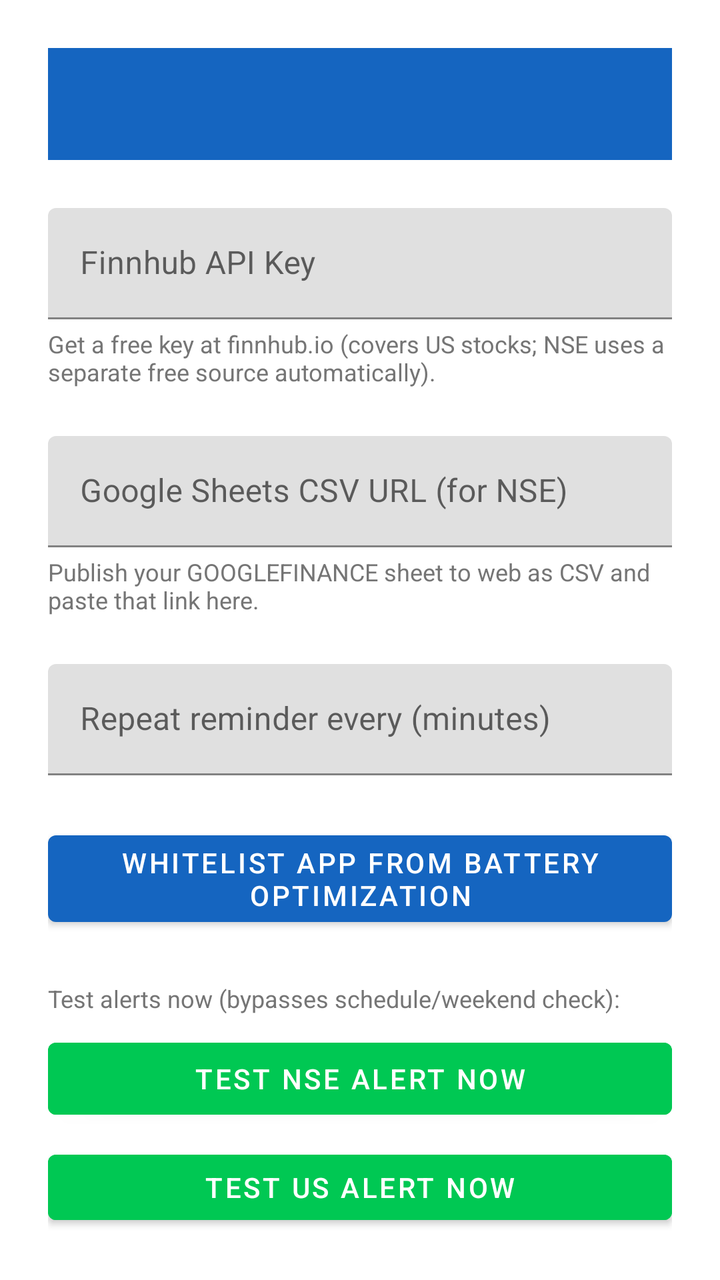
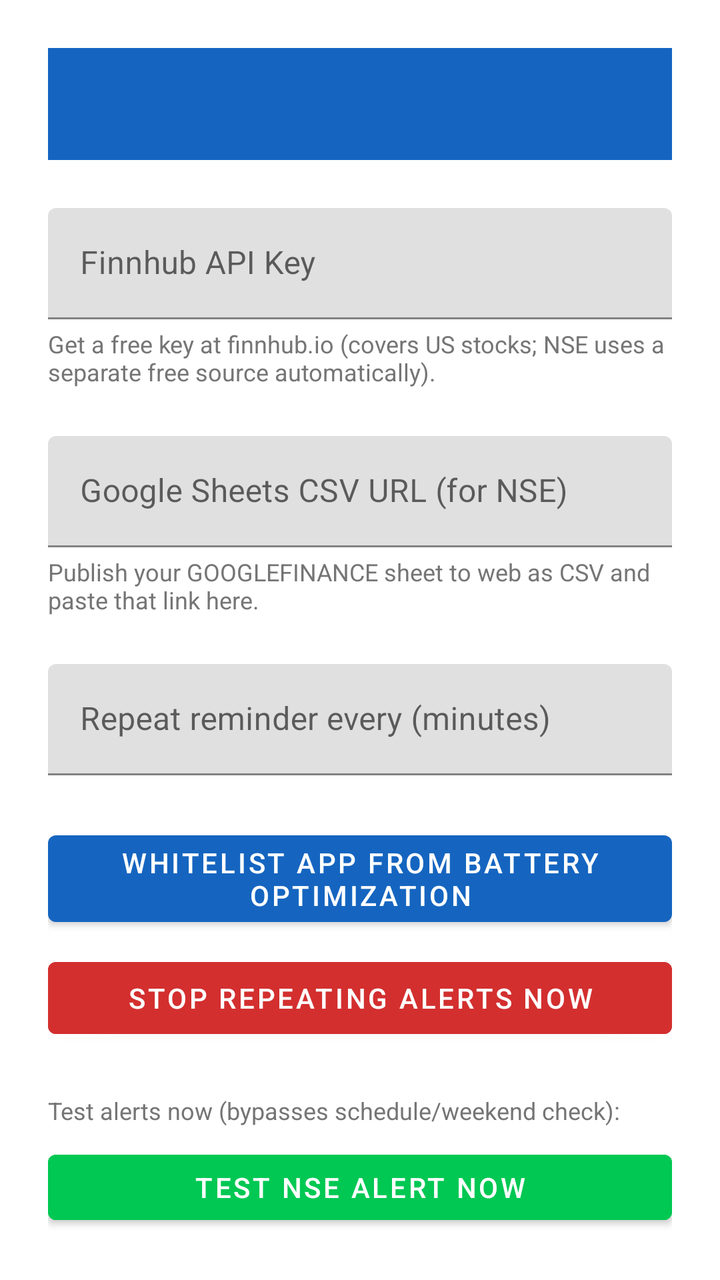

An Android layout rendered at two revisions. The XML below is the earlier revision; the diff shows what the commit changed to produce the second picture.
<!-- AndroidManifest.xml: application theme Theme.StockAlerts -->
<!-- res/layout/activity_settings.xml -->
<?xml version="1.0" encoding="utf-8"?>
<LinearLayout xmlns:android="http://schemas.android.com/apk/res/android"
    xmlns:app="http://schemas.android.com/apk/res-auto"
    android:layout_width="match_parent"
    android:layout_height="match_parent"
    android:orientation="vertical"
    android:padding="24dp">

    <androidx.appcompat.widget.Toolbar
        android:id="@+id/toolbar"
        android:layout_width="match_parent"
        android:layout_height="?attr/actionBarSize"
        android:background="@color/primary"
        app:titleTextColor="#FFFFFF"
        android:layout_marginBottom="24dp" />

    <com.google.android.material.textfield.TextInputLayout
        android:layout_width="match_parent"
        android:layout_height="wrap_content">
        <com.google.android.material.textfield.TextInputEditText
            android:id="@+id/apiKeyInput"
            android:layout_width="match_parent"
            android:layout_height="wrap_content"
            android:hint="@string/finnhub_key_hint"
            android:inputType="textPassword" />
    </com.google.android.material.textfield.TextInputLayout>

    <TextView
        android:layout_width="wrap_content"
        android:layout_height="wrap_content"
        android:text="Get a free key at finnhub.io (covers US stocks; NSE uses a separate free source automatically)."
        android:textSize="12sp"
        android:textColor="@color/text_secondary"
        android:layout_marginTop="4dp" />

    <com.google.android.material.textfield.TextInputLayout
        android:layout_width="match_parent"
        android:layout_height="wrap_content"
        android:layout_marginTop="24dp">
        <com.google.android.material.textfield.TextInputEditText
            android:id="@+id/gsheetsUrlInput"
            android:layout_width="match_parent"
            android:layout_height="wrap_content"
            android:hint="Google Sheets CSV URL (for NSE)"
            android:inputType="textUri" />
    </com.google.android.material.textfield.TextInputLayout>

    <TextView
        android:layout_width="wrap_content"
        android:layout_height="wrap_content"
        android:text="Publish your GOOGLEFINANCE sheet to web as CSV and paste that link here."
        android:textSize="12sp"
        android:textColor="@color/text_secondary"
        android:layout_marginTop="4dp" />

    <com.google.android.material.textfield.TextInputLayout
        android:layout_width="match_parent"
        android:layout_height="wrap_content"
        android:layout_marginTop="24dp">
        <com.google.android.material.textfield.TextInputEditText
            android:id="@+id/repeatIntervalInput"
            android:layout_width="match_parent"
            android:layout_height="wrap_content"
            android:hint="@string/repeat_interval_hint"
            android:inputType="number" />
    </com.google.android.material.textfield.TextInputLayout>

    <Button
        android:id="@+id/batteryOptButton"
        android:layout_width="match_parent"
        android:layout_height="wrap_content"
        android:layout_marginTop="24dp"
        android:text="Whitelist app from battery optimization" />

    <TextView
        android:layout_width="wrap_content"
        android:layout_height="wrap_content"
        android:text="Test alerts now (bypasses schedule/weekend check):"
        android:textSize="12sp"
        android:textColor="@color/text_secondary"
        android:layout_marginTop="24dp" />

    <Button
        android:id="@+id/testNseButton"
        android:layout_width="match_parent"
        android:layout_height="wrap_content"
        android:layout_marginTop="8dp"
        android:text="Test NSE alert now"
        android:backgroundTint="@color/accent" />

    <Button
        android:id="@+id/testUsButton"
        android:layout_width="match_parent"
        android:layout_height="wrap_content"
        android:layout_marginTop="8dp"
        android:text="Test US alert now"
        android:backgroundTint="@color/accent" />

    <Button
        android:id="@+id/saveButton"
        android:layout_width="match_parent"
        android:layout_height="wrap_content"
        android:layout_marginTop="16dp"
        android:text="@string/save"
        android:backgroundTint="@color/primary" />

</LinearLayout>
<!-- resources referenced by this layout -->
<resources>
  <color name="accent">#00C853</color>
  <color name="primary">#1565C0</color>
  <color name="text_secondary">#757575</color>
  <string name="finnhub_key_hint">Finnhub API Key</string>
  <string name="repeat_interval_hint">Repeat reminder every (minutes)</string>
  <string name="save">Save</string>
  <style name="Theme.StockAlerts" parent="Theme.MaterialComponents.DayNight.NoActionBar">
          <item name="colorPrimary">@color/primary</item>
          <item name="colorPrimaryDark">@color/primary_dark</item>
          <item name="colorAccent">@color/accent</item>
          <item name="android:windowBackground">@color/background</item>
      </style>
  <color name="primary_dark">#0D47A1</color>
  <color name="background">#FFFFFF</color>
</resources>

<!-- the commit's change to res/layout/activity_settings.xml (unified diff, before → after) -->
@@ -72,6 +72,14 @@
         android:layout_marginTop="24dp"
         android:text="Whitelist app from battery optimization" />
 
+    <Button
+        android:id="@+id/stopRepeatingButton"
+        android:layout_width="match_parent"
+        android:layout_height="wrap_content"
+        android:layout_marginTop="8dp"
+        android:text="Stop repeating alerts now"
+        android:backgroundTint="@color/accent_red" />
+
     <TextView
         android:layout_width="wrap_content"
         android:layout_height="wrap_content"
<!-- resource entries referenced after the edit -->
@@ -1,6 +1,7 @@
 <!-- resources referenced by this layout -->
 <resources>
   <color name="accent">#00C853</color>
+  <color name="accent_red">#D32F2F</color>
   <color name="primary">#1565C0</color>
   <color name="text_secondary">#757575</color>
   <string name="finnhub_key_hint">Finnhub API Key</string>
